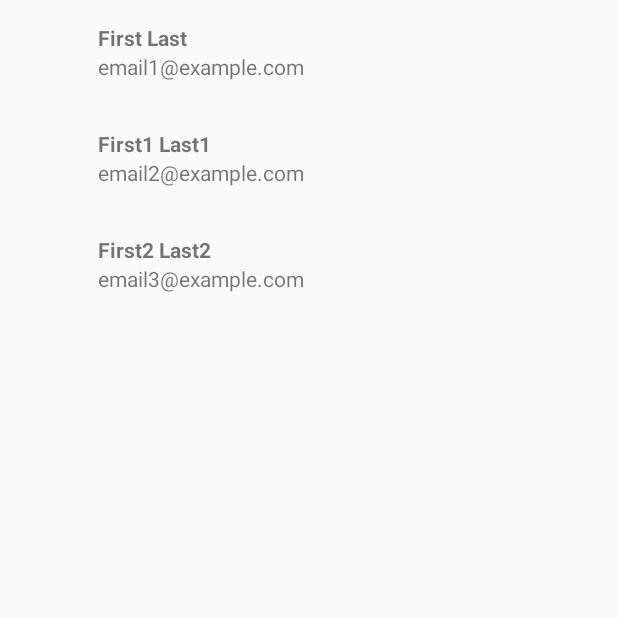
After one commit to kimnovak/finder, an Android app: the ConversationActivity screen opened directly, with no data from a screen before it, on a phone screen of 412 x 824 dp, the top half of it. The commit adds this screen. Run offline under Robolectric (Android 15) with nearby library versions, the phone set to English and light mode, and no system bars.

Commit message:
Finished conversations view, #12

```diff
--- a/Finder/app/src/main/AndroidManifest.xml
+++ b/Finder/app/src/main/AndroidManifest.xml
@@ -32,6 +32,8 @@
         </activity>
         <activity android:name=".activities.FinderPreferenceActivity">
         </activity>
+        <activity android:name=".activities.ConversationActivity">
+        </activity>
     </application>
 
 </manifest>
--- /dev/null
+++ b/Finder/app/src/main/java/ftn/tim2/finder/activities/ConversationActivity.java
@@ -0,0 +1,49 @@
+package ftn.tim2.finder.activities;
+
+import android.os.Bundle;
+import android.support.annotation.Nullable;
+import android.support.v7.app.AppCompatActivity;
+import android.support.v7.widget.LinearLayoutManager;
+import android.support.v7.widget.RecyclerView;
+
+import java.util.ArrayList;
+import java.util.List;
+
+import ftn.tim2.finder.R;
+import ftn.tim2.finder.adapters.ConversationViewAdapter;
+import ftn.tim2.finder.model.Conversation;
+import ftn.tim2.finder.model.User;
+
+public class ConversationActivity extends AppCompatActivity {
+
+    private RecyclerView recyclerView;
+    private ConversationViewAdapter conversationViewAdapter;
+    private List<Conversation> conversations;
+
+    @Override
+    protected void onCreate(@Nullable Bundle savedInstanceState) {
+        super.onCreate(savedInstanceState);
+        setContentView(R.layout.activity_conversations);
+
+        initData();
+
+        recyclerView = findViewById(R.id.conversation_recyclerview);
+        conversationViewAdapter = new ConversationViewAdapter(this, conversations);
+        recyclerView.setLayoutManager(new LinearLayoutManager(getApplicationContext()));
+        recyclerView.setAdapter(conversationViewAdapter);
+    }
+
+    private void initData() {
+        conversations = new ArrayList<>();
+
+        User sender = new User("Username", "email@example.com", "password", "First", "Last" );
+
+        User receiver = new User("Receiver1", "email1@example.com", "password", "First", "Last" );
+        User receiver1 = new User("Receiver2", "email2@example.com", "password", "First1", "Last1" );
+        User receiver2 = new User("Receiver3", "email3@example.com", "password", "First2", "Last2" );
+
+        conversations.add(new Conversation(sender, receiver, null));
+        conversations.add(new Conversation(sender, receiver1, null));
+        conversations.add(new Conversation(sender, receiver2, null));
+    }
+}
--- /dev/null
+++ b/Finder/app/src/main/java/ftn/tim2/finder/adapters/ConversationViewAdapter.java
@@ -0,0 +1,68 @@
+package ftn.tim2.finder.adapters;
+
+import android.content.Context;
+import android.support.annotation.NonNull;
+import android.support.v7.widget.RecyclerView;
+import android.view.LayoutInflater;
+import android.view.View;
+import android.view.ViewGroup;
+import android.widget.ImageView;
+import android.widget.TextView;
+
+import java.util.List;
+
+import ftn.tim2.finder.R;
+import ftn.tim2.finder.model.Conversation;
+
+public class ConversationViewAdapter extends RecyclerView.Adapter<ConversationViewAdapter.ViewHolder> {
+
+    private Context context;
+    private List<Conversation> conversations;
+
+    public ConversationViewAdapter(Context context, List<Conversation> conversations) {
+        this.context = context;
+        this.conversations = conversations;
+    }
+
+    @NonNull
+    @Override
+    public ViewHolder onCreateViewHolder(@NonNull ViewGroup parent, int viewType) {
+
+        View v;
+        v = LayoutInflater.from(context).inflate(R.layout.conversations_item, parent, false);
+        ViewHolder viewHolder = new ViewHolder(v);
+
+        return viewHolder;
+    }
+
+    @Override
+    public void onBindViewHolder(@NonNull ViewHolder holder, int position) {
+
+         holder.tv_name.setText(conversations.get(position).getReceiever().getFirstName() + " " +
+                                conversations.get(position).getReceiever().getLastName());
+         holder.tv_email.setText(conversations.get(position).getReceiever().getEmail());
+         holder.img.setImageResource(0); //messages.get(position).getSender().get
+
+    }
+
+    @Override
+    public int getItemCount() {
+        return conversations.size();
+    }
+
+    public static class ViewHolder extends RecyclerView.ViewHolder {
+
+        private TextView tv_name;
+        private TextView tv_email;
+        private ImageView img;
+
+        public ViewHolder(View itemView) {
+            super(itemView);
+
+            tv_name = itemView.findViewById(R.id.name_message);
+            tv_email = itemView.findViewById(R.id.email_message);
+            img = itemView.findViewById(R.id.img_message);
+        }
+    }
+
+}
--- /dev/null
+++ b/Finder/app/src/main/java/ftn/tim2/finder/model/Conversation.java
@@ -0,0 +1,43 @@
+package ftn.tim2.finder.model;
+
+import java.util.List;
+
+public class Conversation {
+
+    private User sender;
+    private User receiver;
+    private List<Message> messages;
+
+    public Conversation() {
+    }
+
+    public Conversation(User sender, User receiver, List<Message> messages) {
+        this.sender = sender;
+        this.receiver = receiver;
+        this.messages = messages;
+    }
+
+    public User getSender() {
+        return sender;
+    }
+
+    public void setSender(User sender) {
+        this.sender = sender;
+    }
+
+    public User getReceiever() {
+        return receiver;
+    }
+
+    public void setReceiever(User receiever) {
+        this.receiver = receiever;
+    }
+
+    public List<Message> getMessages() {
+        return messages;
+    }
+
+    public void setMessages(List<Message> messages) {
+        this.messages = messages;
+    }
+}
--- /dev/null
+++ b/Finder/app/src/main/res/layout/activity_conversations.xml
@@ -0,0 +1,13 @@
+<?xml version="1.0" encoding="utf-8"?>
+<LinearLayout
+    xmlns:android="http://schemas.android.com/apk/res/android"
+    android:layout_width="match_parent"
+    android:layout_height="match_parent">
+
+    <android.support.v7.widget.RecyclerView
+        android:layout_width="match_parent"
+        android:layout_height="match_parent"
+        android:id="@+id/conversation_recyclerview">
+
+    </android.support.v7.widget.RecyclerView>
+</LinearLayout>
--- a/Finder/app/src/main/res/layout/activity_main.xml
+++ b/Finder/app/src/main/res/layout/activity_main.xml
@@ -52,4 +52,10 @@
         android:id="@+id/preferences"
         android:text="Preferences"/>
 
+    <Button
+        android:layout_width="match_parent"
+        android:layout_height="wrap_content"
+        android:text="Conversations"
+        android:id="@+id/conversation"/>
+
 </LinearLayout>
--- /dev/null
+++ b/Finder/app/src/main/res/layout/conversations_item.xml
@@ -0,0 +1,34 @@
+<?xml version="1.0" encoding="utf-8"?>
+<LinearLayout
+    xmlns:android="http://schemas.android.com/apk/res/android"
+    android:orientation="horizontal"
+    android:layout_width="match_parent"
+    android:layout_height="wrap_content"
+    android:padding="5dp"
+    android:layout_marginTop="10dp">
+
+    <ImageView
+        android:layout_width="50dp"
+        android:layout_height="50dp"
+        android:src="@drawable/test_user"
+        android:id="@+id/img_message"/>
+
+    <LinearLayout
+        android:paddingLeft="10dp"
+        android:layout_width="wrap_content"
+        android:layout_height="wrap_content"
+        android:orientation="vertical">
+
+        <TextView
+            android:layout_width="wrap_content"
+            android:layout_height="wrap_content"
+            android:textStyle="bold"
+            android:text="Contact Name"
+            android:id="@+id/name_message"/>
+        <TextView
+            android:layout_width="wrap_content"
+            android:layout_height="wrap_content"
+            android:text="email"
+            android:id="@+id/email_message"/>
+    </LinearLayout>
+</LinearLayout>
```
Also changed, not shown: Finder/app/src/main/java/ftn/tim2/finder/MainActivity.java (+9 -0 lines), Finder/app/src/main/java/ftn/tim2/finder/model/Message.java (added, +51 -0 lines), Finder/app/src/main/res/drawable/test_user.png (added).
